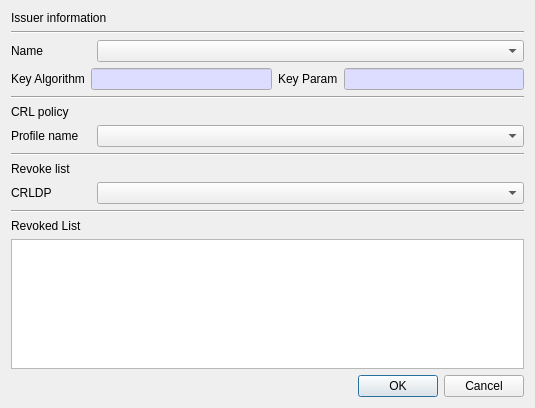
This is CertMan/make_crl_dlg.ui in jykim74/CertMan as Qt 5 draws it before an edit. The edited form follows.
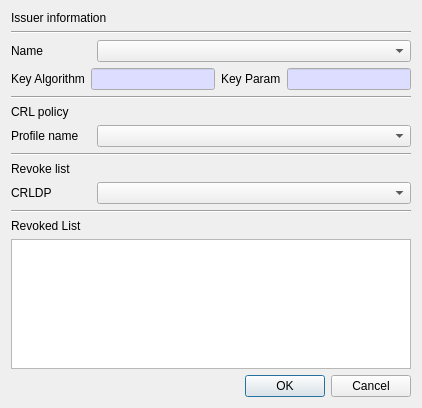
This is the edited form.

What changed in the file:
```diff
--- a/CertMan/make_crl_dlg.ui
+++ b/CertMan/make_crl_dlg.ui
@@ -6,7 +6,7 @@
    <rect>
     <x>0</x>
     <y>0</y>
-    <width>535</width>
+    <width>418</width>
     <height>408</height>
    </rect>
   </property>
@@ -267,7 +267,14 @@
     </widget>
    </item>
    <item>
-    <widget class="QTableWidget" name="mRevokeTable"/>
+    <widget class="QTableWidget" name="mRevokeTable">
+     <property name="minimumSize">
+      <size>
+       <width>400</width>
+       <height>0</height>
+      </size>
+     </property>
+    </widget>
    </item>
    <item>
     <widget class="QDialogButtonBox" name="buttonBox">
```
